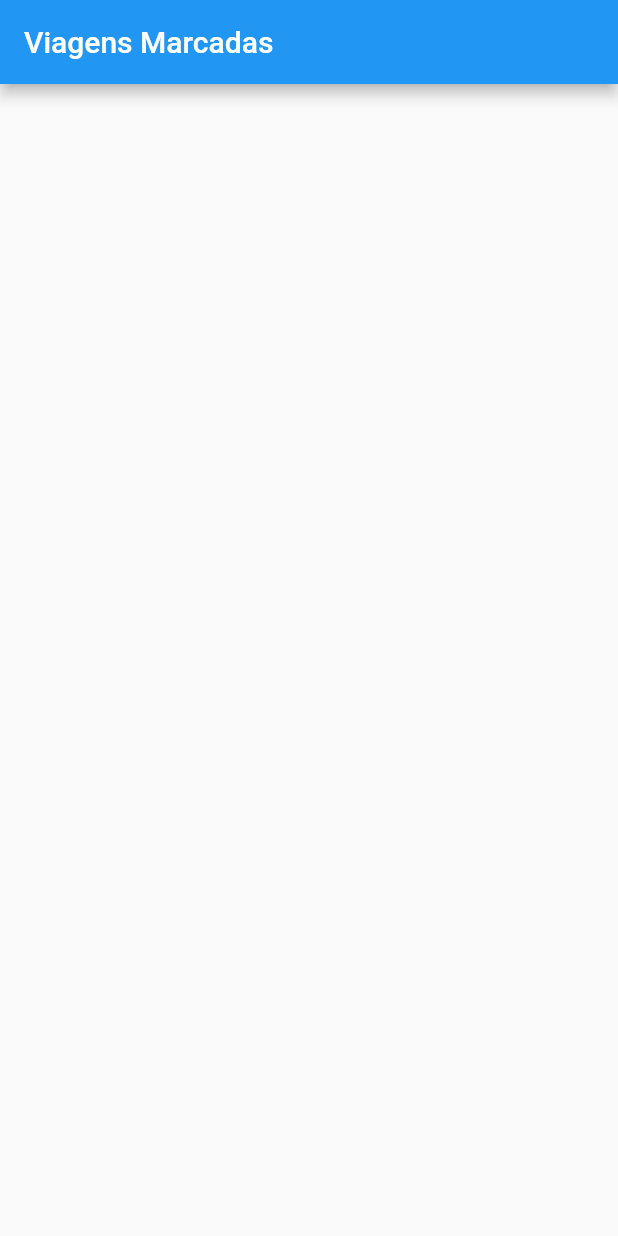
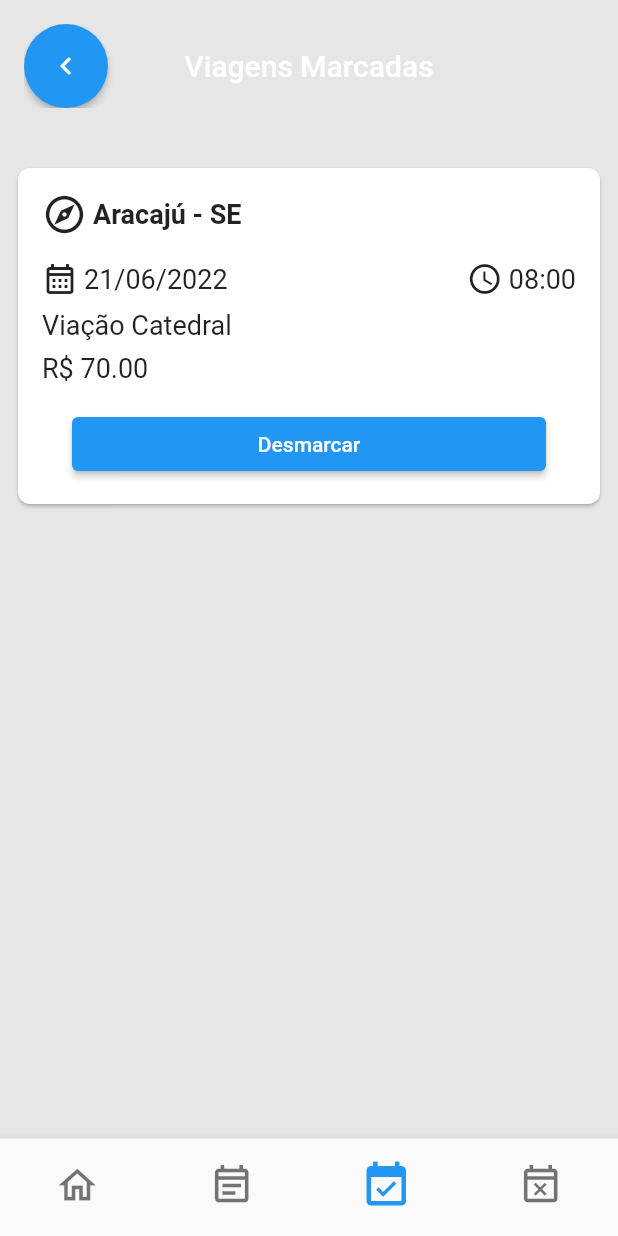
Before and after one commit to eduardor0cha/terminal_rodoviario, a Flutter app: the screen it shows after launch, on a phone screen of 412 x 824 dp. Run offline on Flutter 3.47's test engine with Material 2 defaults, Android fonts, the phone set to English and light mode, and no system bars.

Commit message:
Adicionar barras de navegação e card de viagem

```diff
--- /dev/null
+++ b/lib/domain/viagem.dart
@@ -0,0 +1,19 @@
+class Viagem {
+  final String destino;
+  final String data;
+  String? dataAntiga;
+  final String horario;
+  String? horarioAntigo;
+  final double valor;
+  final String viacao;
+
+  Viagem({
+    required this.destino,
+    required this.data,
+    required this.horario,
+    required this.valor,
+    required this.viacao,
+    String? dataAntiga,
+    String? horarioAntigo,
+  });
+}
--- a/lib/pages/viagens_marcadas.dart
+++ b/lib/pages/viagens_marcadas.dart
@@ -1,18 +1,70 @@
 import 'package:flutter/material.dart';
+import 'package:terminal_rodoviario/utils/app_colors.dart';
+import 'package:terminal_rodoviario/widgets/barra_navegacao.dart';
+import 'package:terminal_rodoviario/widgets/viagem_marcada_card.dart';
+
+import '../domain/viagem.dart';
 
 class ViagensMarcadas extends StatefulWidget {
-  const ViagensMarcadas({ Key? key }) : super(key: key);
+  const ViagensMarcadas({Key? key}) : super(key: key);
 
   @override
   State<ViagensMarcadas> createState() => _ViagensMarcadasState();
 }
 
 class _ViagensMarcadasState extends State<ViagensMarcadas> {
+  Viagem viagem1 = Viagem(
+    destino: "Aracajú - SE",
+    data: "21/06/2022",
+    horario: "08:00",
+    valor: 70,
+    viacao: "Viação Catedral",
+  );
+
   @override
   Widget build(BuildContext context) {
-    return Scaffold(appBar: AppBar(
-      centerTitle: false,
-      title: const Text("Viagens Marcadas"),
-    ),);
+    return Scaffold(
+      backgroundColor: const Color(0xFFE6E6E6),
+      appBar: PreferredSize(
+        preferredSize: const Size.fromHeight(100),
+        child: Padding(
+          padding: const EdgeInsets.all(16),
+          child: AppBar(
+            centerTitle: true,
+            backgroundColor: Colors.transparent,
+            systemOverlayStyle: null,
+            elevation: 0,
+            leading: ElevatedButton(
+              child: Icon(
+                Icons.keyboard_arrow_left_rounded,
+                color: CoresApp.white,
+              ),
+              onPressed: () => {},
+              style: ElevatedButton.styleFrom(
+                shape: const CircleBorder(),
+                primary: CoresApp.lightRed,
+              ),
+            ),
+            title: Text(
+              'Viagens Marcadas',
+              style: TextStyle(color: CoresApp.black),
+            ),
+          ),
+        ),
+      ),
+      body: Padding(
+        padding: const EdgeInsets.all(8.0),
+        child: ListView(
+          children: [
+            ViagemMarcadaCard(
+              viagem: viagem1,
+            ),
+          ],
+        ),
+      ),
+      bottomNavigationBar: const BarraNavegacao(
+        index: 2,
+      ),
+    );
   }
 }
--- /dev/null
+++ b/lib/utils/formatador_numero.dart
@@ -0,0 +1,9 @@
+import 'package:intl/intl.dart';
+
+class FormatadorNumero {
+  static String paraMonetario(double valor) {
+    final f = NumberFormat("###.00");
+
+    return f.format(valor);
+  }
+}
--- /dev/null
+++ b/lib/widgets/barra_navegacao.dart
@@ -0,0 +1,51 @@
+import 'package:flutter/material.dart';
+
+import '../utils/app_colors.dart';
+
+class BarraNavegacao extends StatefulWidget {
+  final int index;
+
+  const BarraNavegacao({Key? key, required this.index}) : super(key: key);
+
+  @override
+  State<BarraNavegacao> createState() => _BarraNavegacaoState();
+}
+
+class _BarraNavegacaoState extends State<BarraNavegacao> {
+  @override
+  Widget build(BuildContext context) {
+    return BottomNavigationBar(
+      type: BottomNavigationBarType.fixed,
+      backgroundColor: CoresApp.lightRed,
+      selectedItemColor: CoresApp.white,
+      unselectedItemColor: CoresApp.white,
+      iconSize: 30,
+      selectedIconTheme: const IconThemeData(size: 35),
+      showSelectedLabels: false,
+      showUnselectedLabels: false,
+      currentIndex: widget.index,
+      items: const [
+        BottomNavigationBarItem(
+          icon: Icon(Icons.home_outlined),
+          activeIcon: Icon(Icons.home),
+          label: "Home",
+        ),
+        BottomNavigationBarItem(
+          icon: Icon(Icons.event_note_outlined),
+          activeIcon: Icon(Icons.event_note),
+          label: "Linhas e horários",
+        ),
+        BottomNavigationBarItem(
+          icon: Icon(Icons.event_available_outlined),
+          activeIcon: Icon(Icons.event_available),
+          label: "Viagens marcadas",
+        ),
+        BottomNavigationBarItem(
+          icon: Icon(Icons.event_busy_outlined),
+          activeIcon: Icon(Icons.event_busy),
+          label: "Viagens adiadas",
+        ),
+      ],
+    );
+  }
+}
--- /dev/null
+++ b/lib/widgets/viagem_marcada_card.dart
@@ -0,0 +1,106 @@
+import 'package:flutter/material.dart';
+import 'package:terminal_rodoviario/utils/app_colors.dart';
+
+import '../domain/viagem.dart';
+import '../utils/app_colors.dart';
+import '../utils/formatador_numero.dart';
+
+class ViagemMarcadaCard extends StatefulWidget {
+  final Viagem viagem;
+
+  const ViagemMarcadaCard({Key? key, required this.viagem}) : super(key: key);
+
+  @override
+  State<ViagemMarcadaCard> createState() => _ViagemMarcadaCardState();
+}
+
+class _ViagemMarcadaCardState extends State<ViagemMarcadaCard> {
+  Viagem get viagem => widget.viagem;
+
+  @override
+  Widget build(BuildContext context) {
+    return Card(
+      shape: RoundedRectangleBorder(borderRadius: BorderRadius.circular(8)),
+      color: CoresApp.white,
+      child: Padding(
+        padding: const EdgeInsets.all(16),
+        child: Column(
+          crossAxisAlignment: CrossAxisAlignment.stretch,
+          children: [
+            Row(
+              children: [
+                const Icon(
+                  Icons.explore_outlined,
+                  size: 30,
+                ),
+                const SizedBox(width: 4),
+                Text(
+                  viagem.destino,
+                  style: const TextStyle(
+                    fontWeight: FontWeight.bold,
+                    fontSize: 18,
+                  ),
+                ),
+              ],
+            ),
+            const SizedBox(height: 16),
+            Row(
+              mainAxisAlignment: MainAxisAlignment.spaceBetween,
+              children: [
+                Row(
+                  children: [
+                    const Icon(Icons.calendar_month_outlined),
+                    const SizedBox(width: 4),
+                    Text(
+                      viagem.data,
+                      style: const TextStyle(
+                        fontSize: 18,
+                      ),
+                    ),
+                  ],
+                ),
+                Row(
+                  children: [
+                    const Icon(Icons.schedule_outlined),
+                    const SizedBox(width: 4),
+                    Text(
+                      viagem.horario,
+                      style: const TextStyle(
+                        fontSize: 18,
+                      ),
+                    ),
+                  ],
+                ),
+              ],
+            ),
+            const SizedBox(height: 8),
+            Text(
+              viagem.viacao,
+              style: const TextStyle(
+                fontSize: 18,
+              ),
+            ),
+            const SizedBox(height: 8),
+            Text(
+              'R\$ ${FormatadorNumero.paraMonetario(viagem.valor)}',
+              style: const TextStyle(
+                fontSize: 18,
+              ),
+            ),
+            const SizedBox(height: 16),
+            Padding(
+              padding: const EdgeInsets.symmetric(horizontal: 20),
+              child: ElevatedButton(
+                onPressed: () => {},
+                child: const Text('Desmarcar'),
+                style: ElevatedButton.styleFrom(
+                  primary: CoresApp.lightRed,
+                ),
+              ),
+            ),
+          ],
+        ),
+      ),
+    );
+  }
+}
--- a/pubspec.yaml
+++ b/pubspec.yaml
@@ -34,6 +34,7 @@ dependencies:
   # The following adds the Cupertino Icons font to your application.
   # Use with the CupertinoIcons class for iOS style icons.
   cupertino_icons: ^1.0.2
+  intl: ^0.17.0
 
 dev_dependencies:
   flutter_test:
```
Also changed, not shown: pubspec.lock.
